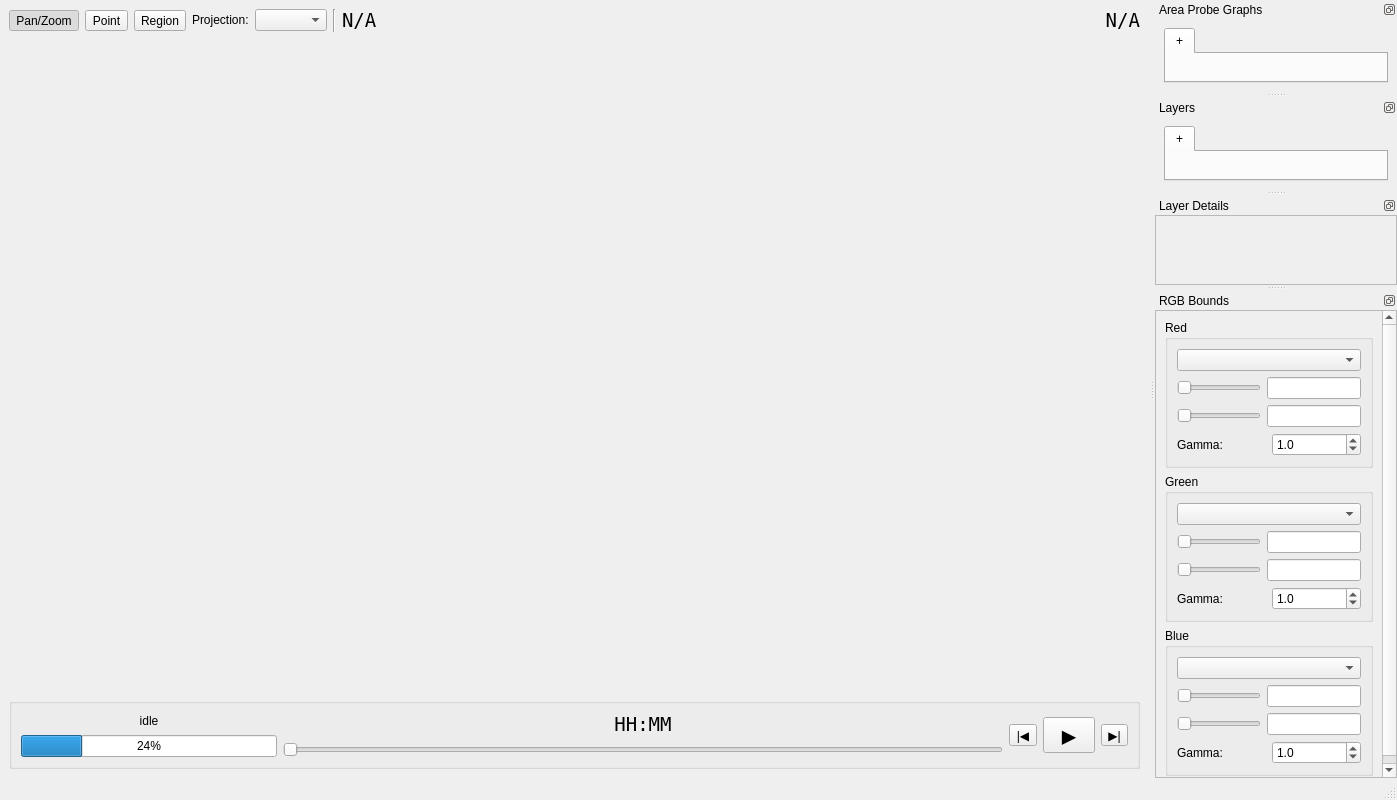
This is sift/ui/pov_main.ui in ssec/sift as Qt 5 draws it before an edit. The edited form follows.
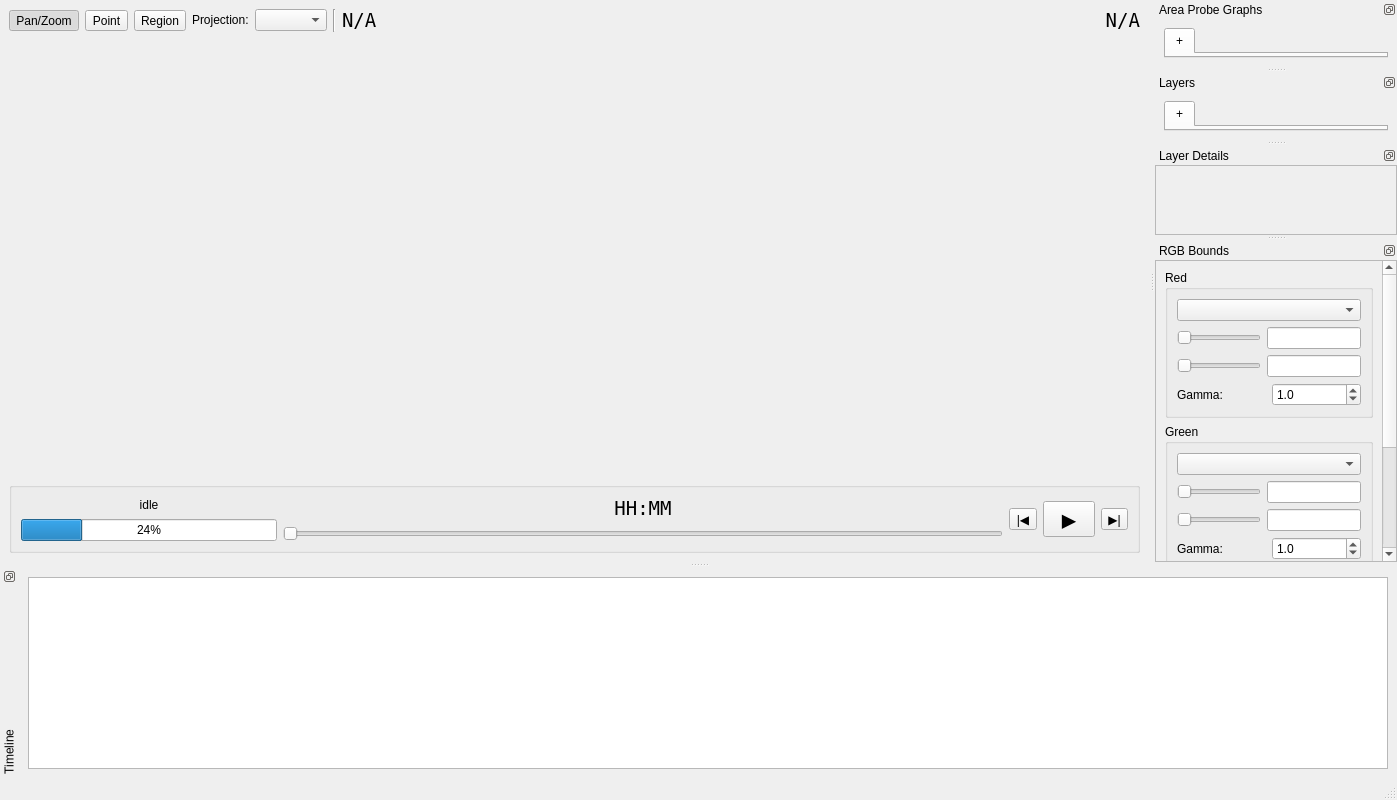
This is the edited form. Custom widgets are drawn as their Qt base class.

Commit message: Add QGraphicsView timelinePane and timelineView to UI using Designer

```diff
--- a/sift/ui/pov_main.ui
+++ b/sift/ui/pov_main.ui
@@ -952,6 +952,36 @@
     </layout>
    </widget>
   </widget>
+  <widget class="QDockWidget" name="timelinePane">
+   <property name="minimumSize">
+    <size>
+     <width>128</width>
+     <height>32</height>
+    </size>
+   </property>
+   <property name="baseSize">
+    <size>
+     <width>0</width>
+     <height>32</height>
+    </size>
+   </property>
+   <property name="features">
+    <set>QDockWidget::DockWidgetFloatable|QDockWidget::DockWidgetMovable|QDockWidget::DockWidgetVerticalTitleBar</set>
+   </property>
+   <property name="windowTitle">
+    <string>Timeline</string>
+   </property>
+   <attribute name="dockWidgetArea">
+    <number>8</number>
+   </attribute>
+   <widget class="QWidget" name="dockWidgetContents_2">
+    <layout class="QVBoxLayout" name="verticalLayout_9">
+     <item>
+      <widget class="QGraphicsView" name="timelineView"/>
+     </item>
+    </layout>
+   </widget>
+  </widget>
  </widget>
  <customwidgets>
   <customwidget>
```
The commit also changes 4 other files.
